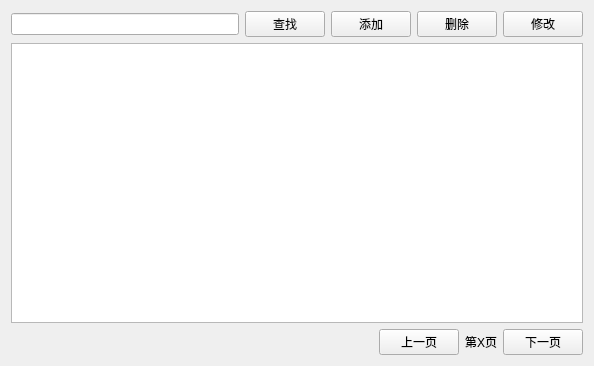
zhuguotiao/Lab, file doctorview.ui: the form before one commit.
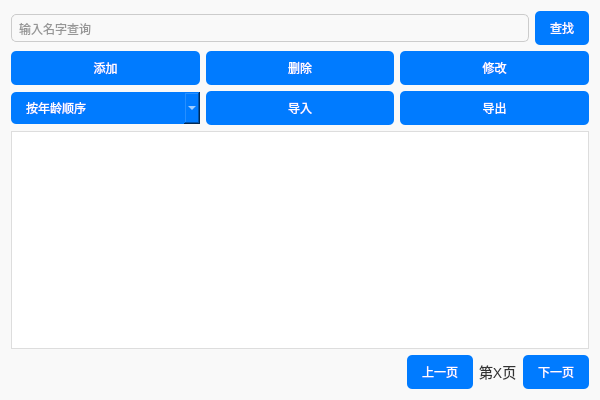
The form after the commit.

Commit message: 实现医生模块的导入导出功能，实现药品模块功能以及增加了一些页面美化

Patch:
```diff
--- a/doctorview.ui
+++ b/doctorview.ui
@@ -6,18 +6,63 @@
    <rect>
     <x>0</x>
     <y>0</y>
-    <width>594</width>
-    <height>366</height>
+    <width>600</width>
+    <height>400</height>
    </rect>
   </property>
   <property name="windowTitle">
    <string>医生管理</string>
   </property>
+  <property name="styleSheet">
+   <string notr="true">
+    QWidget {
+        background-color: #f9f9f9;
+        font-family: &quot;Arial&quot;, sans-serif;
+        color: #333;
+    }
+    QLineEdit {
+        border: 1px solid #ccc;
+        border-radius: 5px;
+        padding: 5px;
+    }
+    QPushButton {
+        background-color: #007bff;
+        color: white;
+        border: none;
+        border-radius: 5px;
+        padding: 8px 15px;
+    }
+	QComboBox {
+        background-color: #007bff;
+        color: white;
+        border: none;
+        border-radius: 5px;
+        padding: 8px 15px;
+    }
+    QPushButton:hover {
+        background-color: #0056b3;
+    }
+    QTableView {
+        border: 1px solid #ddd;
+        background-color: white;
+        gridline-color: #eee;
+        selection-background-color: #cce5ff;
+        selection-color: #000;
+    }
+    QLabel {
+        font-size: 14px;
+    }
+   </string>
+  </property>
   <layout class="QVBoxLayout" name="verticalLayout">
    <item>
     <layout class="QHBoxLayout" name="horizontalLayout">
      <item>
-      <widget class="QLineEdit" name="lineEdit"/>
+      <widget class="QLineEdit" name="textSearch">
+       <property name="placeholderText">
+        <string>输入名字查询</string>
+       </property>
+      </widget>
      </item>
      <item>
       <widget class="QPushButton" name="btSearch">
@@ -26,27 +71,64 @@
        </property>
       </widget>
      </item>
-     <item>
+    </layout>
+   </item>
+   <item>
+    <layout class="QGridLayout" name="gridLayoutButtons">
+     <item row="0" column="0">
       <widget class="QPushButton" name="btAdd">
        <property name="text">
         <string>添加</string>
        </property>
       </widget>
      </item>
-     <item>
+     <item row="0" column="1">
       <widget class="QPushButton" name="btDelete">
        <property name="text">
         <string>删除</string>
        </property>
       </widget>
      </item>
-     <item>
+     <item row="0" column="2">
       <widget class="QPushButton" name="btEdit">
        <property name="text">
         <string>修改</string>
        </property>
       </widget>
      </item>
+     <item row="1" column="1">
+      <widget class="QPushButton" name="btImport">
+       <property name="text">
+        <string>导入</string>
+       </property>
+      </widget>
+     </item>
+     <item row="1" column="2">
+      <widget class="QPushButton" name="btExport">
+       <property name="text">
+        <string>导出</string>
+       </property>
+      </widget>
+     </item>
+     <item row="1" column="0">
+      <widget class="QComboBox" name="comboBox">
+       <item>
+        <property name="text">
+         <string>按年龄顺序</string>
+        </property>
+       </item>
+       <item>
+        <property name="text">
+         <string>按年龄逆序</string>
+        </property>
+       </item>
+       <item>
+        <property name="text">
+         <string>按职称</string>
+        </property>
+       </item>
+      </widget>
+     </item>
     </layout>
    </item>
    <item>
@@ -61,8 +143,8 @@
        </property>
        <property name="sizeHint" stdset="0">
         <size>
-         <width>40</width>
-         <height>20</height>
+         <width>0</width>
+         <height>0</height>
         </size>
        </property>
       </spacer>
```
Left out of the diff: 4 changed lines with no effect on the pictures. The commit also changes 21 other files.
